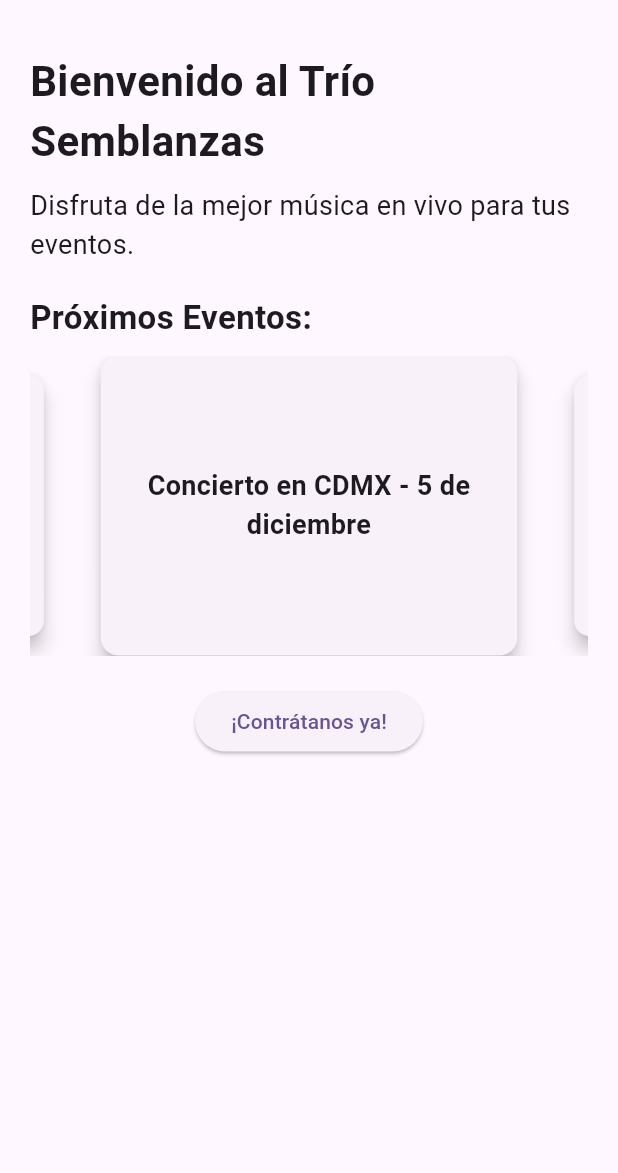
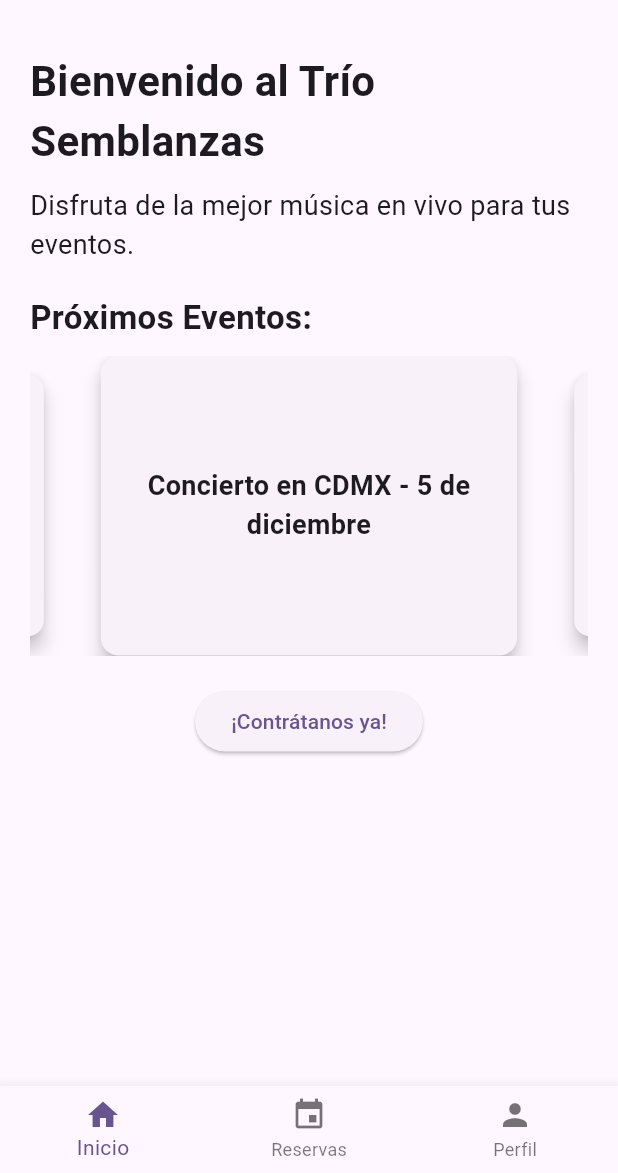
Before and after one commit to cedrovich/Trio_App, a Flutter app: the PrincipalPage screen opened directly, on a phone screen of 412 x 824 dp, the part 63-1236 px from its top. Run offline on Flutter 3.47's test engine with Material 3 defaults, Android fonts, the phone set to English and light mode, and no system bars; drawn by our look-alikes of carousel_slider; our stand-ins replace supabase_flutter; accounts and stored records are empty.

Commit message:
bottomnavbar_integrada

```diff
--- a/lib/pages/principal_page.dart
+++ b/lib/pages/principal_page.dart
@@ -1,29 +1,36 @@
 import 'package:flutter/material.dart';
-import 'package:carousel_slider/carousel_slider.dart'; // Importa CarouselSlider
+import 'package:carousel_slider/carousel_slider.dart';
 import 'reservas_page.dart'; // Importa la página de reservas
+import 'perfil_page.dart'; // Crea esta página si aún no existe
 import 'package:supabase_flutter/supabase_flutter.dart'; // Para cerrar sesión
 
-class PrincipalPage extends StatelessWidget {
+class PrincipalPage extends StatefulWidget {
   const PrincipalPage({super.key});
+
+  @override
+  State<PrincipalPage> createState() => _PrincipalPageState();
+}
+
+class _PrincipalPageState extends State<PrincipalPage> {
+  int _paginaActual = 0;
 
   void _logout(BuildContext context) async {
     await Supabase.instance.client.auth.signOut();
-    Navigator.pushReplacementNamed(context, '/login'); // Redirige al LoginPage
+    Navigator.pushReplacementNamed(context, '/login');
     ScaffoldMessenger.of(context).showSnackBar(
       const SnackBar(content: Text('Sesión cerrada')),
     );
   }
 
+  // Lista de páginas principales
+  final List<Widget> _paginas = [
+    HomeContent(), // Contenido de inicio (Home)
+    ReservasPage(), // Página de reservas
+    PerfilPage(), // Página de perfil
+  ];
+
   @override
   Widget build(BuildContext context) {
-    // Lista de eventos (por ahora solo texto)
-    final List<String> eventos = [
-      'Concierto en CDMX - 5 de diciembre',
-      'Festival de música clásica - 15 de diciembre',
-      'Boda privada en Monterrey - 20 de diciembre',
-      'Evento corporativo en Guadalajara - 30 de diciembre',
-    ];
-
     return Scaffold(
       appBar: AppBar(
         title: const Text('Trío Semblanzas'),
@@ -41,46 +48,6 @@ class PrincipalPage extends StatelessWidget {
               ),
             ),
             ListTile(
-              leading: const Icon(Icons.person),
-              title: const Text('Perfil'),
-              onTap: () {
-                Navigator.pop(context);
-                ScaffoldMessenger.of(context).showSnackBar(
-                  const SnackBar(content: Text('Sección de Perfil próximamente')),
-                );
-              },
-            ),
-            ListTile(
-              leading: const Icon(Icons.settings),
-              title: const Text('Ajustes'),
-              onTap: () {
-                Navigator.pop(context);
-                ScaffoldMessenger.of(context).showSnackBar(
-                  const SnackBar(content: Text('Sección de Ajustes próximamente')),
-                );
-              },
-            ),
-            ListTile(
-              leading: const Icon(Icons.question_answer),
-              title: const Text('Preguntas frecuentes'),
-              onTap: () {
-                Navigator.pop(context);
-                ScaffoldMessenger.of(context).showSnackBar(
-                  const SnackBar(content: Text('Sección de Preguntas frecuentes próximamente')),
-                );
-              },
-            ),
-            ListTile(
-              leading: const Icon(Icons.book),
-              title: const Text('Reservar'),
-              onTap: () {
-                Navigator.push(
-                  context,
-                  MaterialPageRoute(builder: (context) => const ReservasPage()),
-                );
-              },
-            ),
-            ListTile(
               leading: const Icon(Icons.logout),
               title: const Text('Cerrar sesión'),
               onTap: () => _logout(context),
@@ -88,7 +55,36 @@ class PrincipalPage extends StatelessWidget {
           ],
         ),
       ),
-      body: SingleChildScrollView(
+      body: _paginas[_paginaActual], // Cambia el contenido según la página actual
+      bottomNavigationBar: BottomNavigationBar(
+        currentIndex: _paginaActual,
+        onTap: (index) {
+          setState(() {
+            _paginaActual = index;
+          });
+        },
+        items: const [
+          BottomNavigationBarItem(icon: Icon(Icons.home), label: 'Inicio'),
+          BottomNavigationBarItem(icon: Icon(Icons.event), label: 'Reservas'),
+          BottomNavigationBarItem(icon: Icon(Icons.person), label: 'Perfil'),
+        ],
+      ),
+    );
+  }
+}
+
+// Widget para la página principal (contenido de inicio)
+class HomeContent extends StatelessWidget {
+  @override
+  Widget build(BuildContext context) {
+    final List<String> eventos = [
+      'Concierto en CDMX - 5 de diciembre',
+      'Festival de música clásica - 15 de diciembre',
+      'Boda privada en Monterrey - 20 de diciembre',
+      'Evento corporativo en Guadalajara - 30 de diciembre',
+    ];
+
+    return SingleChildScrollView(
       padding: const EdgeInsets.all(20.0),
       child: Column(
         crossAxisAlignment: CrossAxisAlignment.start,
@@ -156,7 +152,6 @@ class PrincipalPage extends StatelessWidget {
           ),
         ],
       ),
-      ),
     );
   }
 }
```
Also changed, not shown: lib/pages/agendar_evento.dart (added, +41 -0 lines), lib/pages/perfil_page.dart (added, +12 -0 lines), lib/pages/reservas_page.dart (+11 -13 lines). Lines whose indentation alone changed are shown as unchanged.
